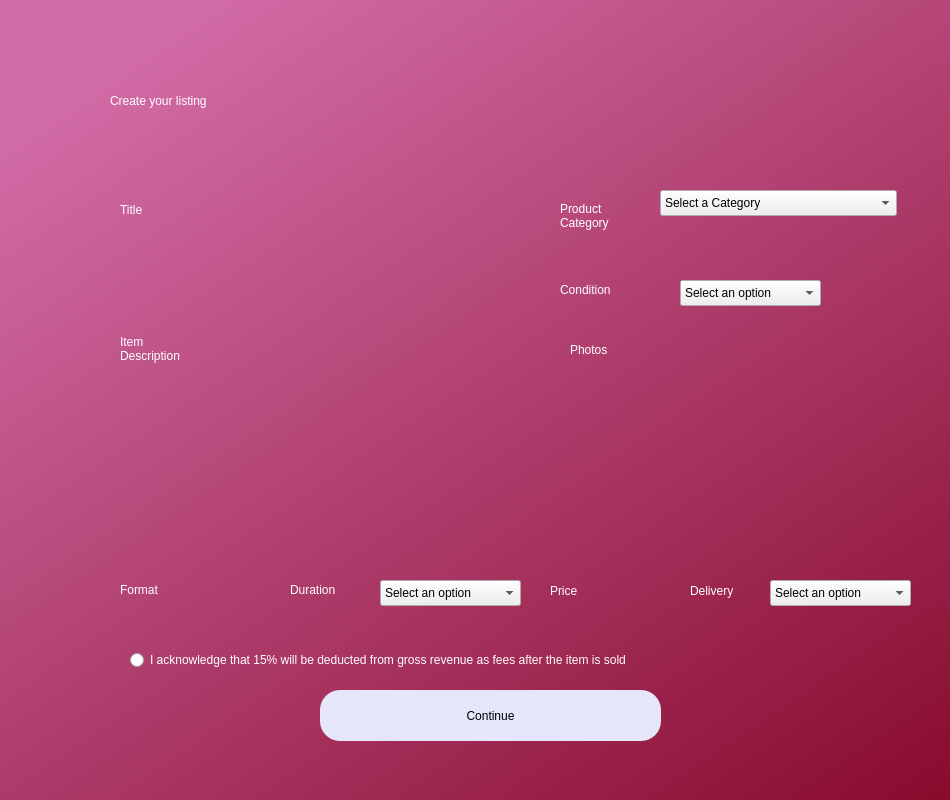
Qt form createlisting.ui (AnshulS853/Coursework_Prototype) before a commit.
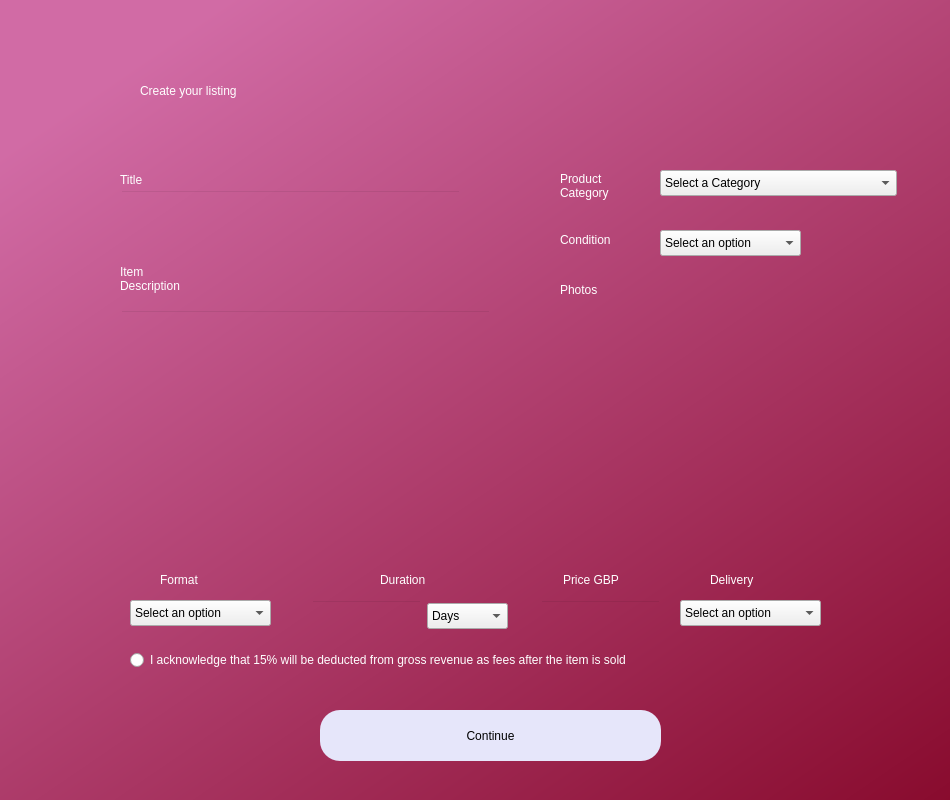
The same form after that commit.

What changed in the file:
```diff
--- a/createlisting.ui
+++ b/createlisting.ui
@@ -41,8 +41,8 @@
    <widget class="QLabel" name="label">
     <property name="geometry">
      <rect>
-      <x>110</x>
-      <y>50</y>
+      <x>140</x>
+      <y>40</y>
       <width>651</width>
       <height>101</height>
      </rect>
@@ -58,7 +58,7 @@
     <property name="geometry">
      <rect>
       <x>320</x>
-      <y>690</y>
+      <y>710</y>
       <width>341</width>
       <height>51</height>
      </rect>
@@ -76,7 +76,7 @@
     <property name="geometry">
      <rect>
       <x>120</x>
-      <y>200</y>
+      <y>170</y>
       <width>35</width>
       <height>19</height>
      </rect>
@@ -92,7 +92,7 @@
     <property name="geometry">
      <rect>
       <x>560</x>
-      <y>280</y>
+      <y>230</y>
       <width>76</width>
       <height>19</height>
      </rect>
@@ -108,7 +108,7 @@
     <property name="geometry">
      <rect>
       <x>660</x>
-      <y>190</y>
+      <y>170</y>
       <width>237</width>
       <height>26</height>
      </rect>
@@ -262,7 +262,7 @@
     <property name="geometry">
      <rect>
       <x>120</x>
-      <y>330</y>
+      <y>260</y>
       <width>89</width>
       <height>38</height>
      </rect>
@@ -278,8 +278,8 @@
    <widget class="QLabel" name="label_7">
     <property name="geometry">
      <rect>
-      <x>570</x>
-      <y>340</y>
+      <x>560</x>
+      <y>280</y>
       <width>53</width>
       <height>19</height>
      </rect>
@@ -294,8 +294,8 @@
    <widget class="QLabel" name="label_8">
     <property name="geometry">
      <rect>
-      <x>120</x>
-      <y>580</y>
+      <x>160</x>
+      <y>570</y>
       <width>55</width>
       <height>19</height>
      </rect>
@@ -310,8 +310,8 @@
    <widget class="QLabel" name="label_9">
     <property name="geometry">
      <rect>
-      <x>290</x>
-      <y>580</y>
+      <x>380</x>
+      <y>570</y>
       <width>68</width>
       <height>19</height>
      </rect>
@@ -326,24 +326,24 @@
    <widget class="QLabel" name="label_10">
     <property name="geometry">
      <rect>
-      <x>550</x>
+      <x>563</x>
       <y>570</y>
-      <width>71</width>
-      <height>41</height>
+      <width>81</width>
+      <height>19</height>
      </rect>
     </property>
     <property name="styleSheet">
      <string notr="true">font: 16pt &quot;MS Shell Dlg 2&quot;;color:rgb(255, 255, 255)</string>
     </property>
     <property name="text">
-     <string>Price</string>
+     <string>Price GBP</string>
     </property>
    </widget>
    <widget class="QLabel" name="label_12">
     <property name="geometry">
      <rect>
       <x>560</x>
-      <y>190</y>
+      <y>160</y>
       <width>91</width>
       <height>51</height>
      </rect>
@@ -375,10 +375,10 @@
    <widget class="QLabel" name="label_11">
     <property name="geometry">
      <rect>
-      <x>690</x>
+      <x>710</x>
       <y>570</y>
-      <width>71</width>
-      <height>41</height>
+      <width>63</width>
+      <height>19</height>
      </rect>
     </property>
     <property name="styleSheet">
@@ -388,69 +388,40 @@
      <string>Delivery</string>
     </property>
    </widget>
-   <widget class="QComboBox" name="gender_2">
-    <property name="geometry">
-     <rect>
-      <x>770</x>
-      <y>580</y>
-      <width>141</width>
-      <height>26</height>
-     </rect>
-    </property>
-    <property name="styleSheet">
-     <string notr="true">border-color: rgb(0, 0, 127);
-font: 12pt &quot;MS Shell Dlg 2&quot;;</string>
-    </property>
-    <item>
-     <property name="text">
-      <string>Select an option</string>
-     </property>
-    </item>
-    <item>
-     <property name="text">
-      <string>Delivery</string>
-     </property>
-    </item>
-    <item>
-     <property name="text">
-      <string>Collection only</string>
-     </property>
-    </item>
-   </widget>
-   <widget class="QComboBox" name="gender_3">
-    <property name="geometry">
-     <rect>
-      <x>380</x>
-      <y>580</y>
-      <width>141</width>
-      <height>26</height>
-     </rect>
-    </property>
-    <property name="styleSheet">
-     <string notr="true">border-color: rgb(0, 0, 127);
-font: 12pt &quot;MS Shell Dlg 2&quot;;</string>
-    </property>
-    <item>
-     <property name="text">
-      <string>Select an option</string>
-     </property>
-    </item>
-    <item>
-     <property name="text">
-      <string>Delivery</string>
-     </property>
-    </item>
-    <item>
-     <property name="text">
-      <string>Collection only</string>
-     </property>
-    </item>
-   </widget>
-   <widget class="QComboBox" name="gender_4">
+   <widget class="QComboBox" name="deliveryoption">
     <property name="geometry">
      <rect>
       <x>680</x>
-      <y>280</y>
+      <y>600</y>
+      <width>141</width>
+      <height>26</height>
+     </rect>
+    </property>
+    <property name="styleSheet">
+     <string notr="true">border-color: rgb(0, 0, 127);
+font: 12pt &quot;MS Shell Dlg 2&quot;;</string>
+    </property>
+    <item>
+     <property name="text">
+      <string>Select an option</string>
+     </property>
+    </item>
+    <item>
+     <property name="text">
+      <string>Delivery</string>
+     </property>
+    </item>
+    <item>
+     <property name="text">
+      <string>Collection only</string>
+     </property>
+    </item>
+   </widget>
+   <widget class="QComboBox" name="condition">
+    <property name="geometry">
+     <rect>
+      <x>660</x>
+      <y>230</y>
       <width>141</width>
       <height>26</height>
      </rect>
@@ -480,6 +451,136 @@
      </property>
     </item>
    </widget>
+   <widget class="QLineEdit" name="title">
+    <property name="geometry">
+     <rect>
+      <x>120</x>
+      <y>190</y>
+      <width>341</width>
+      <height>51</height>
+     </rect>
+    </property>
+    <property name="styleSheet">
+     <string notr="true">background-color:rgba(0,0,0,0);
+font: 12pt &quot;MS Shell Dlg 2&quot;;</string>
+    </property>
+   </widget>
+   <widget class="QLineEdit" name="itemdesc">
+    <property name="geometry">
+     <rect>
+      <x>120</x>
+      <y>310</y>
+      <width>371</width>
+      <height>231</height>
+     </rect>
+    </property>
+    <property name="styleSheet">
+     <string notr="true">background-color:rgba(0,0,0,0);
+font: 12pt &quot;MS Shell Dlg 2&quot;;</string>
+    </property>
+   </widget>
+   <widget class="QComboBox" name="format">
+    <property name="geometry">
+     <rect>
+      <x>130</x>
+      <y>600</y>
+      <width>141</width>
+      <height>26</height>
+     </rect>
+    </property>
+    <property name="styleSheet">
+     <string notr="true">border-color: rgb(0, 0, 127);
+font: 12pt &quot;MS Shell Dlg 2&quot;;</string>
+    </property>
+    <item>
+     <property name="text">
+      <string>Select an option</string>
+     </property>
+    </item>
+    <item>
+     <property name="text">
+      <string>Auction</string>
+     </property>
+    </item>
+    <item>
+     <property name="text">
+      <string>Buy Now</string>
+     </property>
+    </item>
+   </widget>
+   <widget class="QLineEdit" name="duration">
+    <property name="geometry">
+     <rect>
+      <x>311</x>
+      <y>600</y>
+      <width>111</width>
+      <height>31</height>
+     </rect>
+    </property>
+    <property name="styleSheet">
+     <string notr="true">background-color:rgba(0,0,0,0);
+font: 12pt &quot;MS Shell Dlg 2&quot;;</string>
+    </property>
+   </widget>
+   <widget class="QLineEdit" name="price">
+    <property name="geometry">
+     <rect>
+      <x>540</x>
+      <y>600</y>
+      <width>121</width>
+      <height>31</height>
+     </rect>
+    </property>
+    <property name="styleSheet">
+     <string notr="true">background-color:rgba(0,0,0,0);
+font: 12pt &quot;MS Shell Dlg 2&quot;;</string>
+    </property>
+   </widget>
+   <widget class="QLabel" name="error">
+    <property name="geometry">
+     <rect>
+      <x>310</x>
+      <y>680</y>
+      <width>361</width>
+      <height>20</height>
+     </rect>
+    </property>
+    <property name="styleSheet">
+     <string notr="true">font: 12pt &quot;MS Shell Dlg 2&quot;; color:red;</string>
+    </property>
+    <property name="text">
+     <string/>
+    </property>
+   </widget>
+   <widget class="QComboBox" name="durationunits">
+    <property name="geometry">
+     <rect>
+      <x>427</x>
+      <y>603</y>
+      <width>81</width>
+      <height>26</height>
+     </rect>
+    </property>
+    <property name="styleSheet">
+     <string notr="true">border-color: rgb(0, 0, 127);
+font: 12pt &quot;MS Shell Dlg 2&quot;;</string>
+    </property>
+    <item>
+     <property name="text">
+      <string>Days</string>
+     </property>
+    </item>
+    <item>
+     <property name="text">
+      <string>Weeks</string>
+     </property>
+    </item>
+    <item>
+     <property name="text">
+      <string>Months</string>
+     </property>
+    </item>
+   </widget>
   </widget>
  </widget>
  <tabstops>
```
Left out of the diff: 4 changed lines with no effect on the pictures.
